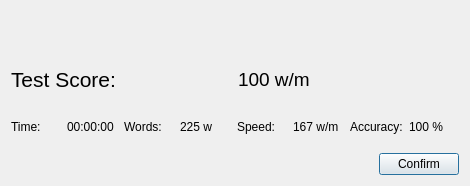
Above: src/finishdialog.ui from DeanRabit/Krabby before the change. Below: the same form after it.
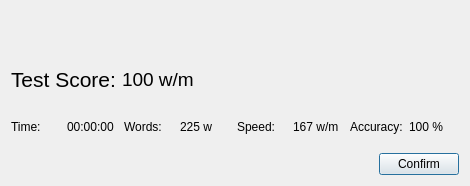
That is the form after the change. Icons and pictures are not drawn.

Diff of the .ui file:
```diff
--- a/src/finishdialog.ui
+++ b/src/finishdialog.ui
@@ -80,6 +80,19 @@
        </property>
       </widget>
      </item>
+     <item>
+      <spacer name="horizontalSpacer_4">
+       <property name="orientation">
+        <enum>Qt::Horizontal</enum>
+       </property>
+       <property name="sizeHint" stdset="0">
+        <size>
+         <width>40</width>
+         <height>20</height>
+        </size>
+       </property>
+      </spacer>
+     </item>
     </layout>
    </item>
    <item>
```
